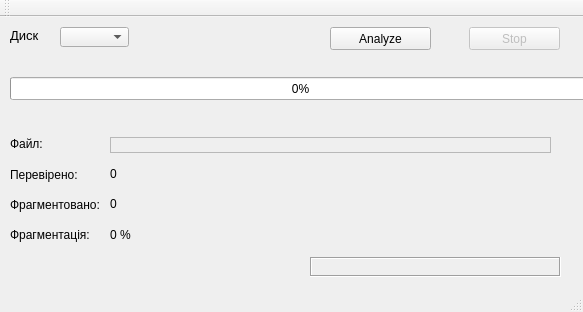
The window that mainwindow.ui (emperor-is-here/Volume-Analyzer) describes before a commit, drawn with Qt 5.
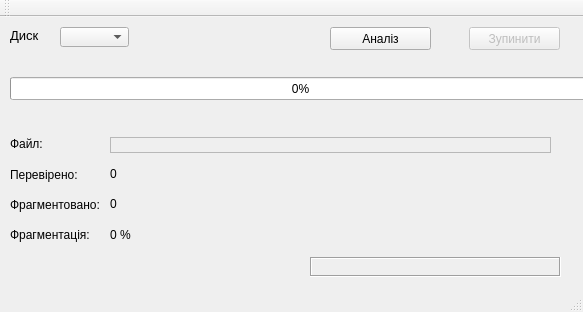
The same window after the commit.

Commit message: Language fixes. Full Ukrainian

What changed in the file:
```diff
--- a/mainwindow.ui
+++ b/mainwindow.ui
@@ -67,7 +67,7 @@
      </rect>
     </property>
     <property name="text">
-     <string>Analyze</string>
+     <string>Аналіз</string>
     </property>
    </widget>
    <widget class="QPushButton" name="stopAnButton">
@@ -83,7 +83,7 @@
      </rect>
     </property>
     <property name="text">
-     <string>Stop</string>
+     <string>Зупинити</string>
     </property>
     <property name="flat">
      <bool>false</bool>
```
Left out of the diff: 2 changed lines with no effect on the pictures.
